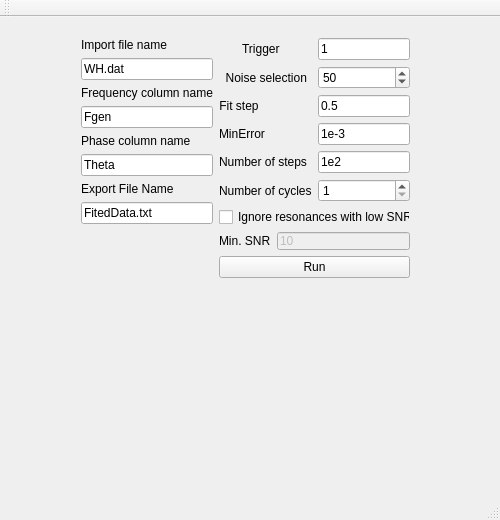
This is mainwindow.ui in mefisto545/Tortik as Qt 5 draws it before an edit. The edited form follows.
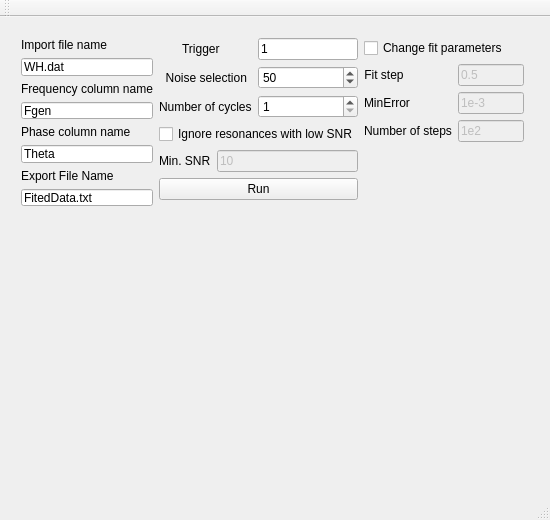
This is the edited form. Custom widgets are drawn as their Qt base class.

The edit to the form file:
```diff
--- a/mainwindow.ui
+++ b/mainwindow.ui
@@ -6,7 +6,7 @@
    <rect>
     <x>0</x>
     <y>0</y>
-    <width>500</width>
+    <width>550</width>
     <height>520</height>
    </rect>
   </property>
@@ -23,20 +23,20 @@
    <widget class="QCustomPlot" name="customPlot" native="true">
     <property name="geometry">
      <rect>
-      <x>20</x>
-      <y>250</y>
-      <width>461</width>
-      <height>231</height>
+      <x>10</x>
+      <y>210</y>
+      <width>531</width>
+      <height>271</height>
      </rect>
     </property>
    </widget>
-   <widget class="QWidget" name="horizontalLayoutWidget_3">
+   <widget class="QWidget" name="">
     <property name="geometry">
      <rect>
-      <x>70</x>
+      <x>10</x>
       <y>10</y>
-      <width>351</width>
-      <height>262</height>
+      <width>525</width>
+      <height>191</height>
      </rect>
     </property>
     <layout class="QHBoxLayout" name="horizontalLayout_4">
@@ -101,19 +101,6 @@
          </property>
         </widget>
        </item>
-       <item>
-        <spacer name="verticalSpacer_2">
-         <property name="orientation">
-          <enum>Qt::Vertical</enum>
-         </property>
-         <property name="sizeHint" stdset="0">
-          <size>
-           <width>20</width>
-           <height>40</height>
-          </size>
-         </property>
-        </spacer>
-       </item>
       </layout>
      </item>
      <item>
@@ -153,58 +140,13 @@
         </widget>
        </item>
        <item row="2" column="0">
-        <widget class="QLabel" name="labelFitStep">
-         <property name="text">
-          <string>Fit step</string>
-         </property>
-         <property name="alignment">
-          <set>Qt::AlignCenter</set>
-         </property>
-        </widget>
-       </item>
-       <item row="2" column="1">
-        <widget class="QLineEdit" name="lineEditFitStep">
-         <property name="text">
-          <string>0.5</string>
-         </property>
-        </widget>
-       </item>
-       <item row="3" column="0">
-        <widget class="QLabel" name="label_3">
-         <property name="text">
-          <string>MinError</string>
-         </property>
-        </widget>
-       </item>
-       <item row="3" column="1">
-        <widget class="QLineEdit" name="lineEditMinError">
-         <property name="text">
-          <string>1e-3</string>
-         </property>
-        </widget>
-       </item>
-       <item row="4" column="0">
-        <widget class="QLabel" name="labelNumOfSteps">
-         <property name="text">
-          <string>Number of steps</string>
-         </property>
-        </widget>
-       </item>
-       <item row="4" column="1">
-        <widget class="QLineEdit" name="lineEditNumOfSteps">
-         <property name="text">
-          <string>1e2</string>
-         </property>
-        </widget>
-       </item>
-       <item row="5" column="0">
         <widget class="QLabel" name="label">
          <property name="text">
           <string>Number of cycles</string>
          </property>
         </widget>
        </item>
-       <item row="5" column="1">
+       <item row="2" column="1">
         <layout class="QHBoxLayout" name="horizontalLayout_2">
          <item>
           <widget class="QSpinBox" name="spinBoxCycleNum">
@@ -218,7 +160,7 @@
          </item>
         </layout>
        </item>
-       <item row="6" column="0" colspan="2">
+       <item row="3" column="0" colspan="2">
         <layout class="QVBoxLayout" name="verticalLayout_2">
          <property name="spacing">
           <number>6</number>
@@ -262,7 +204,7 @@
          </item>
         </layout>
        </item>
-       <item row="7" column="0" colspan="2">
+       <item row="4" column="0" colspan="2">
         <layout class="QHBoxLayout" name="horizontalLayout">
          <item>
           <widget class="QPushButton" name="pushButtonRun">
@@ -275,6 +217,71 @@
        </item>
       </layout>
      </item>
+     <item>
+      <layout class="QFormLayout" name="formLayout_2">
+       <item row="2" column="0">
+        <widget class="QLabel" name="labelFitStep">
+         <property name="text">
+          <string>Fit step</string>
+         </property>
+         <property name="alignment">
+          <set>Qt::AlignCenter</set>
+         </property>
+        </widget>
+       </item>
+       <item row="2" column="1">
+        <widget class="QLineEdit" name="lineEditFitStep">
+         <property name="enabled">
+          <bool>false</bool>
+         </property>
+         <property name="text">
+          <string>0.5</string>
+         </property>
+        </widget>
+       </item>
+       <item row="3" column="0">
+        <widget class="QLabel" name="label_3">
+         <property name="text">
+          <string>MinError</string>
+         </property>
+        </widget>
+       </item>
+       <item row="3" column="1">
+        <widget class="QLineEdit" name="lineEditMinError">
+         <property name="enabled">
+          <bool>false</bool>
+         </property>
+         <property name="text">
+          <string>1e-3</string>
+         </property>
+        </widget>
+       </item>
+       <item row="4" column="0">
+        <widget class="QLabel" name="labelNumOfSteps">
+         <property name="text">
+          <string>Number of steps</string>
+         </property>
+        </widget>
+       </item>
+       <item row="4" column="1">
+        <widget class="QLineEdit" name="lineEditNumOfSteps">
+         <property name="enabled">
+          <bool>false</bool>
+         </property>
+         <property name="text">
+          <string>1e2</string>
+         </property>
+        </widget>
+       </item>
+       <item row="1" column="0" colspan="2">
+        <widget class="QCheckBox" name="checkBoxEnableFitParams">
+         <property name="text">
+          <string>Change fit parameters</string>
+         </property>
+        </widget>
+       </item>
+      </layout>
+     </item>
     </layout>
    </widget>
   </widget>
```
Left out of the diff: 2 changed lines with no effect on the pictures.
